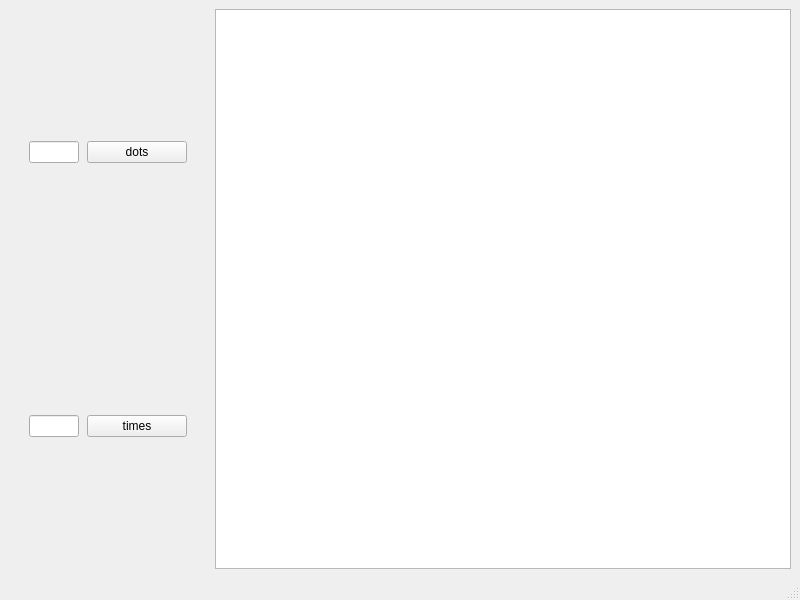
This is source/mainwindow.ui in baseoleph/times_table as Qt 5 draws it before an edit. The edited form follows.
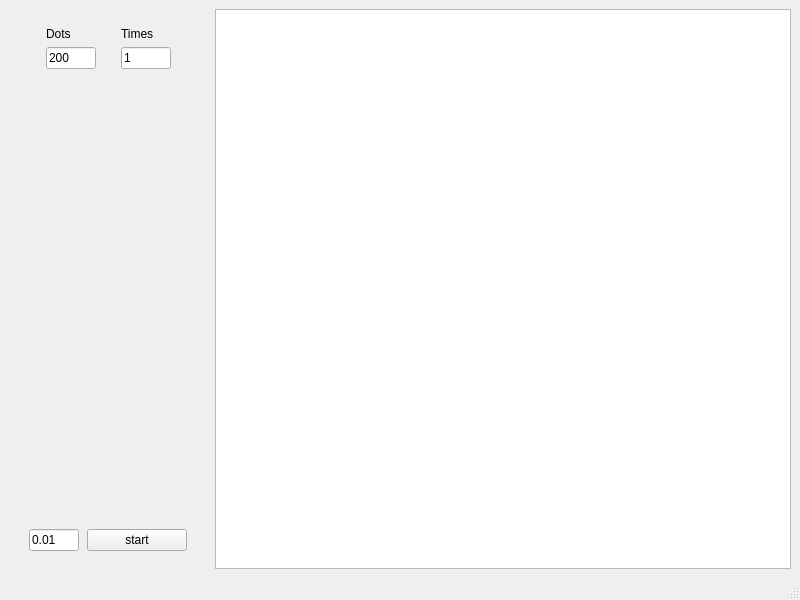
This is the edited form.

```diff
--- a/source/mainwindow.ui
+++ b/source/mainwindow.ui
@@ -25,15 +25,35 @@
       </property>
       <layout class="QVBoxLayout" name="verticalLayout">
        <item>
-        <widget class="QWidget" name="widget" native="true">
+        <widget class="QWidget" name="widget_2" native="true">
          <property name="maximumSize">
           <size>
            <width>200</width>
            <height>16777215</height>
           </size>
          </property>
-         <layout class="QHBoxLayout" name="horizontalLayout_2">
-          <item>
+         <layout class="QGridLayout" name="gridLayout">
+          <item row="0" column="0">
+           <widget class="QLabel" name="label">
+            <property name="text">
+             <string>Dots</string>
+            </property>
+           </widget>
+          </item>
+          <item row="1" column="1">
+           <widget class="QLineEdit" name="lineEditd_times">
+            <property name="maximumSize">
+             <size>
+              <width>50</width>
+              <height>16777215</height>
+             </size>
+            </property>
+            <property name="text">
+             <string>1</string>
+            </property>
+           </widget>
+          </item>
+          <item row="1" column="0">
            <widget class="QLineEdit" name="lineEditd_dots">
             <property name="maximumSize">
              <size>
@@ -41,18 +61,15 @@
               <height>16777215</height>
              </size>
             </property>
+            <property name="text">
+             <string>200</string>
+            </property>
            </widget>
           </item>
-          <item>
-           <widget class="QPushButton" name="pushButton_dots">
-            <property name="maximumSize">
-             <size>
-              <width>100</width>
-              <height>16777215</height>
-             </size>
-            </property>
+          <item row="0" column="1">
+           <widget class="QLabel" name="label_2">
             <property name="text">
-             <string>dots</string>
+             <string>Times</string>
             </property>
            </widget>
           </item>
@@ -60,22 +77,38 @@
         </widget>
        </item>
        <item>
-        <widget class="QWidget" name="widget_2" native="true">
+        <spacer name="verticalSpacer">
+         <property name="orientation">
+          <enum>Qt::Vertical</enum>
+         </property>
+         <property name="sizeHint" stdset="0">
+          <size>
+           <width>20</width>
+           <height>40</height>
+          </size>
+         </property>
+        </spacer>
+       </item>
+       <item>
+        <widget class="QWidget" name="widget_4" native="true">
          <property name="maximumSize">
           <size>
            <width>200</width>
            <height>16777215</height>
           </size>
          </property>
-         <layout class="QHBoxLayout" name="horizontalLayout_3">
+         <layout class="QHBoxLayout" name="horizontalLayout_4">
           <item>
-           <widget class="QLineEdit" name="lineEditd_times">
+           <widget class="QLineEdit" name="lineEditd_step">
             <property name="maximumSize">
              <size>
               <width>50</width>
               <height>16777215</height>
              </size>
             </property>
+            <property name="text">
+             <string>0.01</string>
+            </property>
            </widget>
           </item>
           <item>
@@ -87,7 +120,7 @@
              </size>
             </property>
             <property name="text">
-             <string>times</string>
+             <string>start</string>
             </property>
            </widget>
           </item>
```
Left out of the diff: 2 changed lines with no effect on the pictures.
